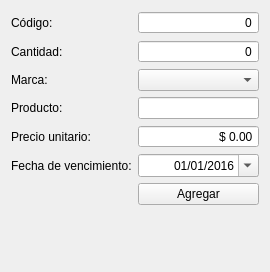
This is GUI/agregar.ui in matyvico/StockSimple as Qt 5 draws it before an edit. The edited form follows.
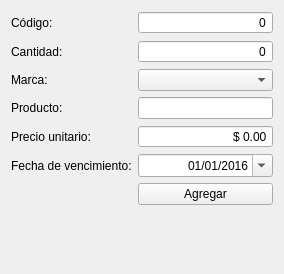
This is the edited form.

```diff
--- a/GUI/agregar.ui
+++ b/GUI/agregar.ui
@@ -6,8 +6,8 @@
    <rect>
     <x>0</x>
     <y>0</y>
-    <width>270</width>
-    <height>272</height>
+    <width>284</width>
+    <height>274</height>
    </rect>
   </property>
   <property name="windowTitle">
```
Left out of the diff: 4 changed lines with no effect on the pictures.
